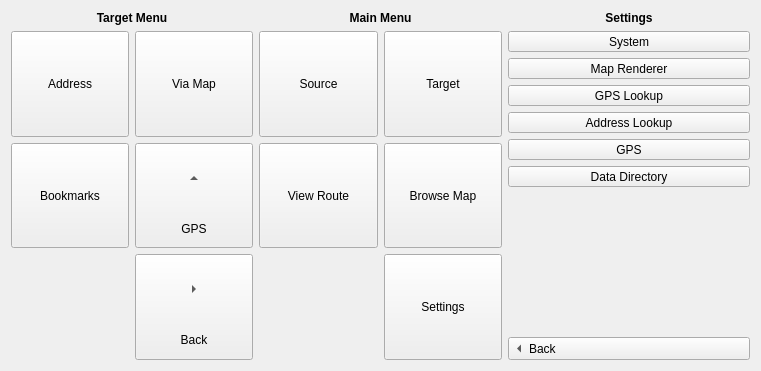
Above: client/mainwindow.ui from shentok/MoNav before the change. Below: the same form after it.
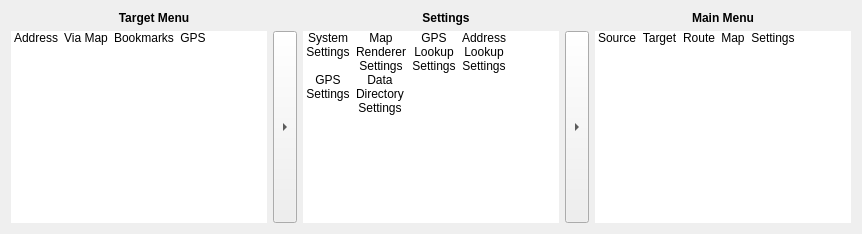
That is the form after the change. Icons and pictures are not drawn.

Commit message: Client: Modified Main Menu to use QListWidget. They scale better with different window sizes.

Patch:
```diff
--- a/client/mainwindow.ui
+++ b/client/mainwindow.ui
@@ -2,14 +2,6 @@
 <ui version="4.0">
  <class>MainWindow</class>
  <widget class="QMainWindow" name="MainWindow">
-  <property name="geometry">
-   <rect>
-    <x>0</x>
-    <y>0</y>
-    <width>761</width>
-    <height>371</height>
-   </rect>
-  </property>
   <property name="windowTitle">
    <string>MoNav</string>
   </property>
@@ -18,9 +10,6 @@
     <item>
      <widget class="QWidget" name="targetSourceWidget" native="true">
       <layout class="QVBoxLayout" name="verticalLayout_2">
-       <property name="spacing">
-        <number>6</number>
-       </property>
        <property name="margin">
         <number>0</number>
        </property>
@@ -47,17 +36,14 @@
         </widget>
        </item>
        <item>
-        <layout class="QGridLayout" name="gridLayout_2">
-         <item row="3" column="2">
-          <widget class="QToolButton" name="toolButton_11">
-           <property name="sizePolicy">
-            <sizepolicy hsizetype="Preferred" vsizetype="Preferred">
-             <horstretch>0</horstretch>
-             <verstretch>0</verstretch>
-            </sizepolicy>
+        <layout class="QHBoxLayout" name="horizontalLayout_2">
+         <item>
+          <widget class="QListWidget" name="targetMenuList">
+           <property name="frameShape">
+            <enum>QFrame::NoFrame</enum>
            </property>
-           <property name="text">
-            <string>Back</string>
+           <property name="editTriggers">
+            <set>QAbstractItemView::NoEditTriggers</set>
            </property>
            <property name="icon">
             <iconset resource="images.qrc">
@@ -69,294 +55,78 @@
              <height>64</height>
             </size>
            </property>
-           <property name="toolButtonStyle">
-            <enum>Qt::ToolButtonTextUnderIcon</enum>
+           <property name="movement">
+            <enum>QListView::Static</enum>
+           </property>
+           <property name="flow">
+            <enum>QListView::LeftToRight</enum>
+           </property>
+           <property name="resizeMode">
+            <enum>QListView::Adjust</enum>
+           </property>
+           <property name="spacing">
+            <number>6</number>
+           </property>
+           <property name="viewMode">
+            <enum>QListView::IconMode</enum>
+           </property>
+           <property name="wordWrap">
+            <bool>true</bool>
+           </property>
+           <property name="selectionRectVisible">
+            <bool>false</bool>
+           </property>
+           <item>
+            <property name="text">
+             <string>Address</string>
+            </property>
+            <property name="icon">
+             <iconset resource="images.qrc">
+              <normaloff>:/images/images/address.bmp</normaloff>:/images/images/address.bmp</iconset>
+            </property>
+           </item>
+           <item>
+            <property name="text">
+             <string>Via Map</string>
+            </property>
+            <property name="icon">
+             <iconset resource="images.qrc">
+              <normaloff>:/images/images/choosetarget.bmp</normaloff>:/images/images/choosetarget.bmp</iconset>
+            </property>
+           </item>
+           <item>
+            <property name="text">
+             <string>Bookmarks</string>
+            </property>
+            <property name="icon">
+             <iconset resource="images.qrc">
+              <normaloff>:/images/images/bookmark.bmp</normaloff>:/images/images/bookmark.bmp</iconset>
+            </property>
+           </item>
+           <item>
+            <property name="text">
+             <string>GPS</string>
+            </property>
+            <property name="icon">
+             <iconset resource="images.qrc">
+              <normaloff>:/images/images/back.bmp</normaloff>:/images/images/back.bmp</iconset>
+            </property>
+           </item>
+          </widget>
+         </item>
+         <item>
+          <widget class="QToolButton" name="backButton">
+           <property name="sizePolicy">
+            <sizepolicy hsizetype="Fixed" vsizetype="Preferred">
+             <horstretch>0</horstretch>
+             <verstretch>0</verstretch>
+            </sizepolicy>
+           </property>
+           <property name="text">
+            <string>...</string>
            </property>
            <property name="arrowType">
             <enum>Qt::RightArrow</enum>
-           </property>
-          </widget>
-         </item>
-         <item row="1" column="0">
-          <widget class="QToolButton" name="addressButton">
-           <property name="sizePolicy">
-            <sizepolicy hsizetype="Preferred" vsizetype="Preferred">
-             <horstretch>0</horstretch>
-             <verstretch>0</verstretch>
-            </sizepolicy>
-           </property>
-           <property name="text">
-            <string>Address</string>
-           </property>
-           <property name="icon">
-            <iconset resource="images.qrc">
-             <normaloff>:/images/images/address.bmp</normaloff>:/images/images/address.bmp</iconset>
-           </property>
-           <property name="iconSize">
-            <size>
-             <width>64</width>
-             <height>64</height>
-            </size>
-           </property>
-           <property name="toolButtonStyle">
-            <enum>Qt::ToolButtonTextUnderIcon</enum>
-           </property>
-           <property name="arrowType">
-            <enum>Qt::NoArrow</enum>
-           </property>
-          </widget>
-         </item>
-         <item row="1" column="2">
-          <widget class="QToolButton" name="mapButton">
-           <property name="sizePolicy">
-            <sizepolicy hsizetype="Preferred" vsizetype="Preferred">
-             <horstretch>0</horstretch>
-             <verstretch>0</verstretch>
-            </sizepolicy>
-           </property>
-           <property name="text">
-            <string>Via Map</string>
-           </property>
-           <property name="icon">
-            <iconset resource="images.qrc">
-             <normaloff>:/images/images/choosetarget.bmp</normaloff>:/images/images/choosetarget.bmp</iconset>
-           </property>
-           <property name="iconSize">
-            <size>
-             <width>64</width>
-             <height>64</height>
-            </size>
-           </property>
-           <property name="toolButtonStyle">
-            <enum>Qt::ToolButtonTextUnderIcon</enum>
-           </property>
-          </widget>
-         </item>
-         <item row="2" column="0">
-          <widget class="QToolButton" name="bookmarksButton">
-           <property name="sizePolicy">
-            <sizepolicy hsizetype="Preferred" vsizetype="Preferred">
-             <horstretch>0</horstretch>
-             <verstretch>0</verstretch>
-            </sizepolicy>
-           </property>
-           <property name="text">
-            <string>Bookmarks</string>
-           </property>
-           <property name="icon">
-            <iconset resource="images.qrc">
-             <normaloff>:/images/images/bookmark.bmp</normaloff>:/images/images/bookmark.bmp</iconset>
-           </property>
-           <property name="iconSize">
-            <size>
-             <width>64</width>
-             <height>64</height>
-            </size>
-           </property>
-           <property name="toolButtonStyle">
-            <enum>Qt::ToolButtonTextUnderIcon</enum>
-           </property>
-          </widget>
-         </item>
-         <item row="2" column="2">
-          <widget class="QToolButton" name="gpsButton">
-           <property name="sizePolicy">
-            <sizepolicy hsizetype="Preferred" vsizetype="Preferred">
-             <horstretch>0</horstretch>
-             <verstretch>0</verstretch>
-            </sizepolicy>
-           </property>
-           <property name="text">
-            <string>GPS</string>
-           </property>
-           <property name="iconSize">
-            <size>
-             <width>64</width>
-             <height>64</height>
-            </size>
-           </property>
-           <property name="toolButtonStyle">
-            <enum>Qt::ToolButtonTextUnderIcon</enum>
-           </property>
-           <property name="arrowType">
-            <enum>Qt::UpArrow</enum>
-           </property>
-          </widget>
-         </item>
-        </layout>
-       </item>
-      </layout>
-     </widget>
-    </item>
-    <item>
-     <widget class="QWidget" name="mainMenuWidget" native="true">
-      <layout class="QVBoxLayout" name="verticalLayout_3">
-       <property name="margin">
-        <number>0</number>
-       </property>
-       <item>
-        <widget class="QLabel" name="label_2">
-         <property name="sizePolicy">
-          <sizepolicy hsizetype="Preferred" vsizetype="Fixed">
-           <horstretch>0</horstretch>
-           <verstretch>0</verstretch>
-          </sizepolicy>
-         </property>
-         <property name="font">
-          <font>
-           <weight>75</weight>
-           <bold>true</bold>
-          </font>
-         </property>
-         <property name="text">
-          <string>Main Menu</string>
-         </property>
-         <property name="alignment">
-          <set>Qt::AlignCenter</set>
-         </property>
-        </widget>
-       </item>
-       <item>
-        <layout class="QGridLayout" name="gridLayout">
-         <item row="1" column="1">
-          <widget class="QToolButton" name="browseButton">
-           <property name="sizePolicy">
-            <sizepolicy hsizetype="Preferred" vsizetype="Preferred">
-             <horstretch>0</horstretch>
-             <verstretch>0</verstretch>
-            </sizepolicy>
-           </property>
-           <property name="text">
-            <string>Browse Map</string>
-           </property>
-           <property name="icon">
-            <iconset resource="images.qrc">
-             <normaloff>:/images/images/viewmap.bmp</normaloff>:/images/images/viewmap.bmp</iconset>
-           </property>
-           <property name="iconSize">
-            <size>
-             <width>64</width>
-             <height>64</height>
-            </size>
-           </property>
-           <property name="toolButtonStyle">
-            <enum>Qt::ToolButtonTextUnderIcon</enum>
-           </property>
-          </widget>
-         </item>
-         <item row="1" column="0">
-          <widget class="QToolButton" name="routeButton">
-           <property name="sizePolicy">
-            <sizepolicy hsizetype="Preferred" vsizetype="Preferred">
-             <horstretch>0</horstretch>
-             <verstretch>0</verstretch>
-            </sizepolicy>
-           </property>
-           <property name="text">
-            <string>View Route</string>
-           </property>
-           <property name="icon">
-            <iconset resource="images.qrc">
-             <normaloff>:/images/images/back.bmp</normaloff>:/images/images/back.bmp</iconset>
-           </property>
-           <property name="iconSize">
-            <size>
-             <width>64</width>
-             <height>64</height>
-            </size>
-           </property>
-           <property name="toolButtonStyle">
-            <enum>Qt::ToolButtonTextUnderIcon</enum>
-           </property>
-          </widget>
-         </item>
-         <item row="2" column="1">
-          <widget class="QToolButton" name="settingsButton">
-           <property name="sizePolicy">
-            <sizepolicy hsizetype="Preferred" vsizetype="Preferred">
-             <horstretch>0</horstretch>
-             <verstretch>0</verstretch>
-            </sizepolicy>
-           </property>
-           <property name="text">
-            <string>Settings</string>
-           </property>
-           <property name="icon">
-            <iconset resource="images.qrc">
-             <normaloff>:/images/images/settings.bmp</normaloff>:/images/images/settings.bmp</iconset>
-           </property>
-           <property name="iconSize">
-            <size>
-             <width>64</width>
-             <height>64</height>
-            </size>
-           </property>
-           <property name="toolButtonStyle">
-            <enum>Qt::ToolButtonTextUnderIcon</enum>
-           </property>
-          </widget>
-         </item>
-         <item row="0" column="0">
-          <widget class="QToolButton" name="sourceMenuButton">
-           <property name="sizePolicy">
-            <sizepolicy hsizetype="Preferred" vsizetype="Preferred">
-             <horstretch>0</horstretch>
-             <verstretch>0</verstretch>
-            </sizepolicy>
-           </property>
-           <property name="text">
-            <string>Source</string>
-           </property>
-           <property name="icon">
-            <iconset resource="images.qrc">
-             <normaloff>:/images/images/source.bmp</normaloff>:/images/images/source.bmp</iconset>
-           </property>
-           <property name="iconSize">
-            <size>
-             <width>64</width>
-             <height>64</height>
-            </size>
-           </property>
-           <property name="checkable">
-            <bool>false</bool>
-           </property>
-           <property name="toolButtonStyle">
-            <enum>Qt::ToolButtonTextUnderIcon</enum>
-           </property>
-           <property name="arrowType">
-            <enum>Qt::NoArrow</enum>
-           </property>
-          </widget>
-         </item>
-         <item row="0" column="1">
-          <widget class="QToolButton" name="targetMenuButton">
-           <property name="sizePolicy">
-            <sizepolicy hsizetype="Preferred" vsizetype="Preferred">
-             <horstretch>0</horstretch>
-             <verstretch>0</verstretch>
-            </sizepolicy>
-           </property>
-           <property name="text">
-            <string>Target</string>
-           </property>
-           <property name="icon">
-            <iconset resource="images.qrc">
-             <normaloff>:/images/images/choosetarget.bmp</normaloff>:/images/images/choosetarget.bmp</iconset>
-           </property>
-           <property name="iconSize">
-            <size>
-             <width>64</width>
-             <height>64</height>
-            </size>
-           </property>
-           <property name="checkable">
-            <bool>false</bool>
-           </property>
-           <property name="toolButtonStyle">
-            <enum>Qt::ToolButtonTextUnderIcon</enum>
-           </property>
-           <property name="arrowType">
-            <enum>Qt::NoArrow</enum>
            </property>
           </widget>
          </item>
@@ -367,7 +137,7 @@
     </item>
     <item>
      <widget class="QWidget" name="settingsWidget" native="true">
-      <layout class="QVBoxLayout" name="verticalLayout_4">
+      <layout class="QVBoxLayout" name="verticalLayout">
        <property name="margin">
         <number>0</number>
        </property>
@@ -388,114 +158,111 @@
         </widget>
        </item>
        <item>
-        <layout class="QVBoxLayout" name="verticalLayout">
+        <layout class="QHBoxLayout" name="horizontalLayout_3">
          <item>
-          <widget class="QToolButton" name="systemSettingsButton">
-           <property name="sizePolicy">
-            <sizepolicy hsizetype="Preferred" vsizetype="Preferred">
-             <horstretch>0</horstretch>
-             <verstretch>0</verstretch>
-            </sizepolicy>
+          <widget class="QListWidget" name="settingsMenuList">
+           <property name="frameShape">
+            <enum>QFrame::NoFrame</enum>
            </property>
-           <property name="text">
-            <string>System</string>
+           <property name="editTriggers">
+            <set>QAbstractItemView::NoEditTriggers</set>
            </property>
-          </widget>
-         </item>
-         <item>
-          <widget class="QToolButton" name="rendererSettingsButton">
-           <property name="sizePolicy">
-            <sizepolicy hsizetype="Preferred" vsizetype="Preferred">
-             <horstretch>0</horstretch>
-             <verstretch>0</verstretch>
-            </sizepolicy>
+           <property name="selectionMode">
+            <enum>QAbstractItemView::NoSelection</enum>
            </property>
-           <property name="text">
-            <string>Map Renderer</string>
-           </property>
-          </widget>
-         </item>
-         <item>
-          <widget class="QToolButton" name="gpsLookupSettingsButton">
-           <property name="sizePolicy">
-            <sizepolicy hsizetype="Preferred" vsizetype="Preferred">
-             <horstretch>0</horstretch>
-             <verstretch>0</verstretch>
-            </sizepolicy>
-           </property>
-           <property name="text">
-            <string>GPS Lookup</string>
-           </property>
-          </widget>
-         </item>
-         <item>
-          <widget class="QToolButton" name="addressLookupSettingsButton">
-           <property name="sizePolicy">
-            <sizepolicy hsizetype="Preferred" vsizetype="Preferred">
-             <horstretch>0</horstretch>
-             <verstretch>0</verstretch>
-            </sizepolicy>
-           </property>
-           <property name="text">
-            <string>Address Lookup</string>
-           </property>
-          </widget>
-         </item>
-         <item>
-          <widget class="QToolButton" name="gpsSettingsButton">
-           <property name="sizePolicy">
-            <sizepolicy hsizetype="Preferred" vsizetype="Preferred">
-             <horstretch>0</horstretch>
-             <verstretch>0</verstretch>
-            </sizepolicy>
-           </property>
-           <property name="text">
-            <string>GPS</string>
-           </property>
-          </widget>
-         </item>
-         <item>
-          <widget class="QToolButton" name="dataDirectoryButton">
-           <property name="sizePolicy">
-            <sizepolicy hsizetype="Preferred" vsizetype="Preferred">
-             <horstretch>0</horstretch>
-             <verstretch>0</verstretch>
-            </sizepolicy>
-           </property>
-           <property name="text">
-            <string>Data Directory</string>
-           </property>
-          </widget>
-         </item>
-         <item>
-          <spacer name="verticalSpacer">
-           <property name="orientation">
-            <enum>Qt::Vertical</enum>
-           </property>
-           <property name="sizeHint" stdset="0">
+           <property name="iconSize">
             <size>
-             <width>20</width>
-             <height>40</height>
+             <width>64</width>
+             <height>64</height>
             </size>
            </property>
-          </spacer>
+           <property name="movement">
+            <enum>QListView::Static</enum>
+           </property>
+           <property name="flow">
+            <enum>QListView::LeftToRight</enum>
+           </property>
+           <property name="resizeMode">
+            <enum>QListView::Adjust</enum>
+           </property>
+           <property name="viewMode">
+            <enum>QListView::IconMode</enum>
+           </property>
+           <property name="wordWrap">
+            <bool>true</bool>
+           </property>
+           <property name="selectionRectVisible">
+            <bool>false</bool>
+           </property>
+           <item>
+            <property name="text">
+             <string>System Settings</string>
+            </property>
+            <property name="icon">
+             <iconset resource="images.qrc">
+              <normaloff>:/images/images/back.bmp</normaloff>:/images/images/back.bmp</iconset>
+            </property>
+           </item>
+           <item>
+            <property name="text">
+             <string>Map Renderer Settings</string>
+            </property>
+            <property name="icon">
+             <iconset resource="images.qrc">
+              <normaloff>:/images/images/back.bmp</normaloff>:/images/images/back.bmp</iconset>
+            </property>
+           </item>
+           <item>
+            <property name="text">
+             <string>GPS Lookup Settings</string>
+            </property>
+            <property name="icon">
+             <iconset resource="images.qrc">
+              <normaloff>:/images/images/back.bmp</normaloff>:/images/images/back.bmp</iconset>
+            </property>
+           </item>
+           <item>
+            <property name="text">
+             <string>Address Lookup Settings</string>
+            </property>
+            <property name="icon">
+             <iconset resource="images.qrc">
+              <normaloff>:/images/images/back.bmp</normaloff>:/images/images/back.bmp</iconset>
+            </property>
+           </item>
+           <item>
+            <property name="text">
+             <string>GPS Settings</string>
+            </property>
+            <property name="icon">
+             <iconset resource="images.qrc">
+              <normaloff>:/images/images/back.bmp</normaloff>:/images/images/back.bmp</iconset>
+            </property>
+           </item>
+           <item>
+            <property name="text">
+             <string>Data Directory Settings</string>
+            </property>
+            <property name="icon">
+             <iconset resource="images.qrc">
+              <normaloff>:/images/images/back.bmp</normaloff>:/images/images/back.bmp</iconset>
+            </property>
+           </item>
+          </widget>
          </item>
          <item>
-          <widget class="QToolButton" name="toolButton">
+          <widget class="QToolButton" name="backButton2">
            <property name="sizePolicy">
-            <sizepolicy hsizetype="Preferred" vsizetype="Fixed">
+            <sizepolicy hsizetype="Fixed" vsizetype="Preferred">
              <horstretch>0</horstretch>
              <verstretch>0</verstretch>
             </sizepolicy>
            </property>
            <property name="text">
-            <string>Back</string>
-           </property>
-           <property name="toolButtonStyle">
-            <enum>Qt::ToolButtonTextBesideIcon</enum>
+            <string>...</string>
            </property>
            <property name="arrowType">
-            <enum>Qt::LeftArrow</enum>
+            <enum>Qt::RightArrow</enum>
            </property>
           </widget>
          </item>
@@ -504,6 +271,122 @@
       </layout>
      </widget>
     </item>
+    <item>
+     <widget class="QWidget" name="mainMenuWidget" native="true">
+      <layout class="QVBoxLayout" name="verticalLayout_5">
+       <property name="margin">
+        <number>0</number>
+       </property>
+       <item>
+        <widget class="QLabel" name="label_4">
+         <property name="sizePolicy">
+          <sizepolicy hsizetype="Preferred" vsizetype="Fixed">
+           <horstretch>0</horstretch>
+           <verstretch>0</verstretch>
+          </sizepolicy>
+         </property>
+         <property name="font">
+          <font>
+           <weight>75</weight>
+           <bold>true</bold>
+          </font>
+         </property>
+         <property name="text">
+          <string>Main Menu</string>
+         </property>
+         <property name="alignment">
+          <set>Qt::AlignCenter</set>
+         </property>
+        </widget>
+       </item>
+       <item>
+        <widget class="QListWidget" name="mainMenuList">
+         <property name="frameShape">
+          <enum>QFrame::NoFrame</enum>
+         </property>
+         <property name="editTriggers">
+          <set>QAbstractItemView::NoEditTriggers</set>
+         </property>
+         <property name="selectionMode">
+          <enum>QAbstractItemView::NoSelection</enum>
+         </property>
+         <property name="iconSize">
+          <size>
+           <width>64</width>
+           <height>64</height>
+          </size>
+         </property>
+         <property name="movement">
+          <enum>QListView::Static</enum>
+         </property>
+         <property name="flow">
+          <enum>QListView::LeftToRight</enum>
+         </property>
+         <property name="resizeMode">
+          <enum>QListView::Adjust</enum>
+         </property>
+         <property name="spacing">
+          <number>6</number>
+         </property>
+         <property name="viewMode">
+          <enum>QListView::IconMode</enum>
+         </property>
+         <property name="wordWrap">
+          <bool>true</bool>
+         </property>
+         <property name="selectionRectVisible">
+          <bool>false</bool>
+         </property>
+         <item>
+          <property name="text">
+           <string>Source</string>
+          </property>
+          <property name="icon">
+           <iconset resource="images.qrc">
+            <normaloff>:/images/images/source.bmp</normaloff>:/images/images/source.bmp</iconset>
+          </property>
+         </item>
+         <item>
+          <property name="text">
+           <string>Target</string>
+          </property>
+          <property name="icon">
+           <iconset resource="images.qrc">
+            <normaloff>:/images/images/choosetarget.bmp</normaloff>:/images/images/choosetarget.bmp</iconset>
+          </property>
+         </item>
+         <item>
+          <property name="text">
+           <string>Route</string>
+          </property>
+          <property name="icon">
+           <iconset resource="images.qrc">
+            <normaloff>:/images/images/back.bmp</normaloff>:/images/images/back.bmp</iconset>
+          </property>
+         </item>
+         <item>
+          <property name="text">
+           <string>Map</string>
+          </property>
+          <property name="icon">
+           <iconset resource="images.qrc">
+            <normaloff>:/images/images/viewmap.bmp</normaloff>:/images/images/viewmap.bmp</iconset>
+          </property>
+         </item>
+         <item>
+          <property name="text">
+           <string>Settings</string>
+          </property>
+          <property name="icon">
+           <iconset resource="images.qrc">
+            <normaloff>:/images/images/settings.bmp</normaloff>:/images/images/settings.bmp</iconset>
+          </property>
+         </item>
+        </widget>
+       </item>
+      </layout>
+     </widget>
+    </item>
    </layout>
   </widget>
  </widget>
```
Left out of the diff: 163 changed lines with no effect on the pictures. The commit also changes 6 other files.
